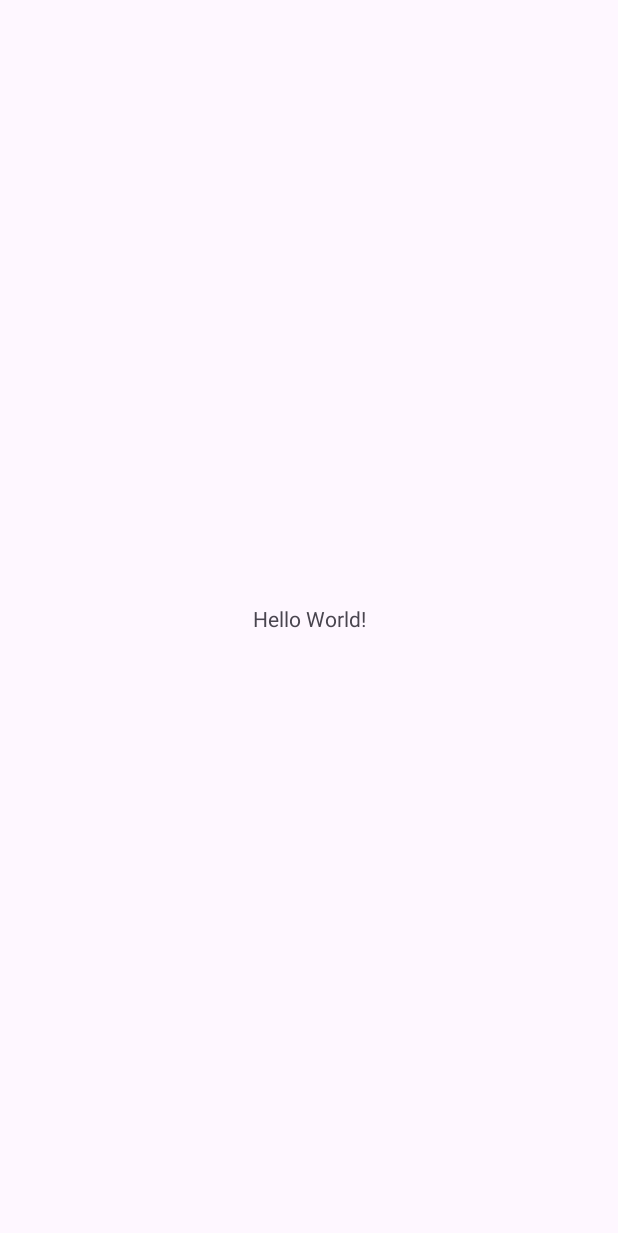
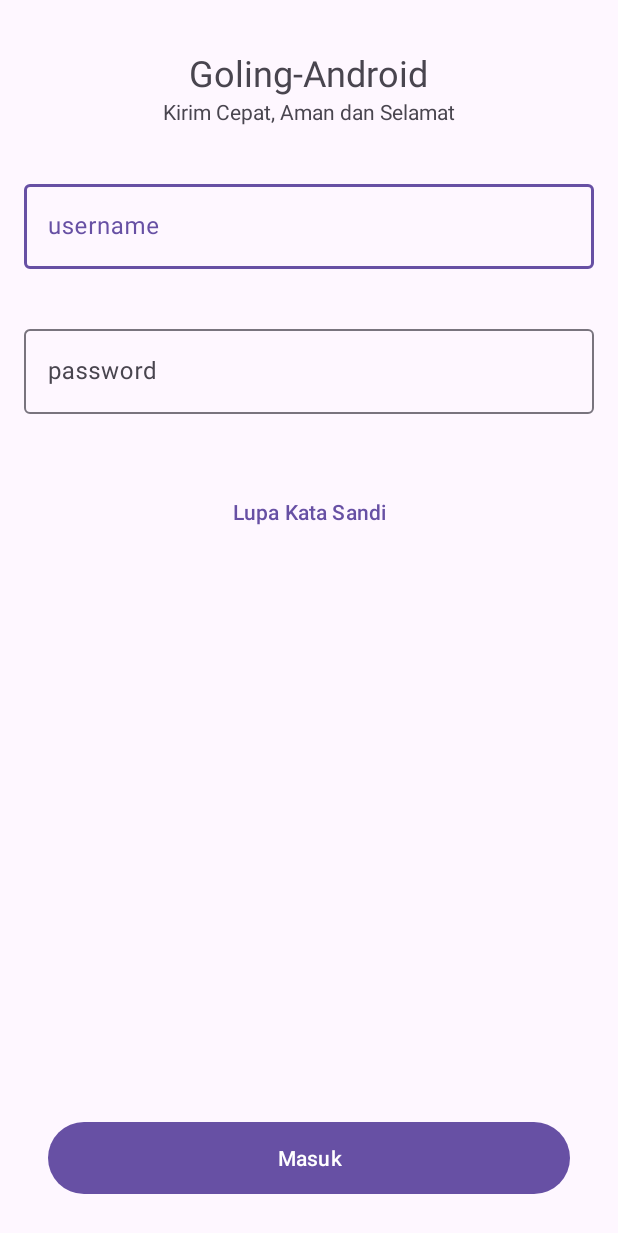
Before and after one commit to roningrum/Goling-Android, an Android app: the screen it shows after launch (MainActivity before the commit, LoginActivity after it), on a phone screen of 412 x 824 dp. Before the commit the part shown is almost empty. Shown: the top 1233 px of the screen. Run offline under Robolectric (Android 15) with nearby library versions, the phone set to English and light mode, and no system bars.

Commit message:
push xml

```diff
--- a/app/build.gradle.kts
+++ b/app/build.gradle.kts
@@ -5,12 +5,12 @@ plugins {
 
 android {
     namespace = "dev.antasource.goling"
-    compileSdk = 34
+    compileSdk = 35
 
     defaultConfig {
         applicationId = "dev.antasource.goling"
         minSdk = 24
-        targetSdk = 34
+        targetSdk = 35
         versionCode = 1
         versionName = "1.0"
 
--- /dev/null
+++ b/app/src/main/java/dev/antasource/goling/ui/feature/login/LoginActivity.kt
@@ -0,0 +1,21 @@
+package dev.antasource.goling.ui.feature.login
+
+import android.os.Bundle
+import androidx.activity.enableEdgeToEdge
+import androidx.appcompat.app.AppCompatActivity
+import androidx.core.view.ViewCompat
+import androidx.core.view.WindowInsetsCompat
+import dev.antasource.goling.R
+
+class LoginActivity : AppCompatActivity() {
+    override fun onCreate(savedInstanceState: Bundle?) {
+        super.onCreate(savedInstanceState)
+        enableEdgeToEdge()
+        setContentView(R.layout.activity_login)
+        ViewCompat.setOnApplyWindowInsetsListener(findViewById(R.id.main)) { v, insets ->
+            val systemBars = insets.getInsets(WindowInsetsCompat.Type.systemBars())
+            v.setPadding(systemBars.left, systemBars.top, systemBars.right, systemBars.bottom)
+            insets
+        }
+    }
+}
--- /dev/null
+++ b/app/src/main/res/layout/activity_login.xml
@@ -0,0 +1,59 @@
+<?xml version="1.0" encoding="utf-8"?>
+<androidx.constraintlayout.widget.ConstraintLayout xmlns:android="http://schemas.android.com/apk/res/android"
+    xmlns:app="http://schemas.android.com/apk/res-auto"
+    xmlns:tools="http://schemas.android.com/tools"
+    android:id="@+id/main"
+    android:layout_width="match_parent"
+    android:layout_height="match_parent"
+    tools:context=".ui.feature.login.LoginActivity">
+
+
+    <LinearLayout
+        android:id="@+id/layout_title_app"
+        android:layout_width="match_parent"
+        android:layout_height="wrap_content"
+        android:layout_marginTop="24dp"
+        android:gravity="center"
+        android:orientation="vertical"
+        app:layout_constraintEnd_toEndOf="parent"
+        app:layout_constraintStart_toStartOf="parent"
+        app:layout_constraintTop_toTopOf="parent">
+
+        <TextView
+            style="@style/Theme.GolingAndroid.AppTitle"
+            android:layout_width="wrap_content"
+            android:layout_height="wrap_content"
+            android:layout_marginTop="8dp"
+            android:text="@string/app_name" />
+
+        <TextView
+            android:layout_width="wrap_content"
+            android:layout_height="wrap_content"
+            android:layout_marginBottom="16dp"
+            android:text="@string/tagline_Goling" />
+    </LinearLayout>
+
+    <FrameLayout
+        android:id="@+id/layout_form_ui_login"
+        android:layout_width="match_parent"
+        android:layout_height="wrap_content"
+        app:layout_constraintEnd_toEndOf="parent"
+        app:layout_constraintStart_toStartOf="parent"
+        app:layout_constraintTop_toBottomOf="@id/layout_title_app">
+        <include
+            layout="@layout/layout_ui_login_form"/>
+
+    </FrameLayout>
+
+    <include
+        android:id="@+id/layout_ui_button_login"
+        layout="@layout/ui_button_login_goling"
+        android:layout_width="match_parent"
+        android:layout_height="wrap_content"
+        android:layout_marginBottom="24dp"
+        app:layout_constraintBottom_toBottomOf="parent"
+        app:layout_constraintEnd_toEndOf="parent"
+        app:layout_constraintStart_toStartOf="parent"/>
+
+
+</androidx.constraintlayout.widget.ConstraintLayout>
--- /dev/null
+++ b/app/src/main/res/layout/layout_ui_login_form.xml
@@ -0,0 +1,55 @@
+<?xml version="1.0" encoding="utf-8"?>
+<androidx.constraintlayout.widget.ConstraintLayout xmlns:android="http://schemas.android.com/apk/res/android"
+    xmlns:app="http://schemas.android.com/apk/res-auto"
+    android:layout_width="match_parent"
+    android:layout_height="wrap_content">
+
+    <com.google.android.material.textfield.TextInputLayout
+        android:id="@+id/username_input_layout_login"
+        android:layout_width="match_parent"
+        android:layout_height="wrap_content"
+        style="@style/Widget.Material3.TextInputEditText.OutlinedBox"
+        android:hint="@string/username_hint_input"
+        app:layout_constraintEnd_toEndOf="parent"
+        app:layout_constraintStart_toStartOf="parent"
+        app:layout_constraintTop_toTopOf="parent">
+
+        <com.google.android.material.textfield.TextInputEditText
+            android:id="@+id/username_input_login"
+            android:layout_width="match_parent"
+            android:layout_height="wrap_content"
+            android:inputType="text"/>
+
+    </com.google.android.material.textfield.TextInputLayout>
+
+    <com.google.android.material.textfield.TextInputLayout
+        android:id="@+id/password_input_layout_login"
+        android:layout_width="match_parent"
+        android:layout_height="wrap_content"
+        style="@style/Widget.Material3.TextInputEditText.OutlinedBox"
+        android:hint="@string/password_hint_text"
+        app:layout_constraintEnd_toEndOf="parent"
+        app:layout_constraintStart_toStartOf="parent"
+        app:layout_constraintTop_toBottomOf="@id/username_input_layout_login">
+
+        <com.google.android.material.textfield.TextInputEditText
+            android:id="@+id/password_input_login"
+            android:layout_width="match_parent"
+            android:layout_height="wrap_content"
+            android:inputType="textPassword"/>
+
+    </com.google.android.material.textfield.TextInputLayout>
+
+    <com.google.android.material.button.MaterialButton
+        android:id="@+id/reset_pass_button_text"
+        style="@style/Widget.Material3.Button.TextButton"
+        android:layout_width="match_parent"
+        android:layout_height="wrap_content"
+        android:layout_marginTop="24dp"
+        android:text="@string/forgot_pass_button_text"
+        app:layout_constraintEnd_toEndOf="parent"
+        app:layout_constraintStart_toStartOf="parent"
+        app:layout_constraintBottom_toBottomOf="parent"
+        app:layout_constraintTop_toBottomOf="@+id/password_input_layout_login" />
+
+</androidx.constraintlayout.widget.ConstraintLayout>
--- /dev/null
+++ b/app/src/main/res/layout/ui_button_login_goling.xml
@@ -0,0 +1,19 @@
+<?xml version="1.0" encoding="utf-8"?>
+<androidx.constraintlayout.widget.ConstraintLayout xmlns:android="http://schemas.android.com/apk/res/android"
+    xmlns:app="http://schemas.android.com/apk/res-auto"
+    android:layout_width="match_parent"
+    android:layout_height="96dp">
+    ]
+
+    <com.google.android.material.button.MaterialButton
+        android:layout_width="match_parent"
+        android:layout_height="56dp"
+        android:layout_marginHorizontal="32dp"
+        style="@style/Widget.Material3.Button"
+        android:text="@string/login_button_text"
+        app:layout_constraintBottom_toBottomOf="parent"
+        app:layout_constraintEnd_toEndOf="parent"
+        app:layout_constraintStart_toStartOf="parent"
+        app:layout_constraintTop_toTopOf="parent" />
+
+</androidx.constraintlayout.widget.ConstraintLayout>
--- /dev/null
+++ b/app/src/main/res/values-night/strings.xml
@@ -0,0 +1,4 @@
+<?xml version="1.0" encoding="utf-8"?>
+<resources>
+    <string name="login_button_text">Masuk</string>
+</resources>
--- a/app/src/main/res/values/strings.xml
+++ b/app/src/main/res/values/strings.xml
@@ -1,3 +1,11 @@
 <resources>
     <string name="app_name">Goling-Android</string>
+    <string name="login_button_text">Masuk</string>
+    <string name="tagline_Goling">Kirim Cepat, Aman dan Selamat</string>
+    <string name="username_hint_input">username</string>
+    <string name="password_hint_text">password</string>
+    <string name="forgot_pass_button_text">Lupa Kata Sandi</string>
+    <string name="email_hint_text">email</string>
+    <string name="register_button_text">Daftar</string>
+    <string name="title_activity_login_screen">LoginScreenActivity</string>
 </resources>
--- a/app/src/main/res/values/themes.xml
+++ b/app/src/main/res/values/themes.xml
@@ -6,4 +6,9 @@
     </style>
 
     <style name="Theme.GolingAndroid" parent="Base.Theme.GolingAndroid" />
+
+    <style name="Theme.GolingAndroid.AppTitle" parent="Widget.AppCompat.TextView">
+        <item name="android:textSize">24sp</item>
+        <item name="lineHeight">20dp</item>
+    </style>
 </resources>
```
Also changed, not shown: app/src/main/AndroidManifest.xml (+11 -1 lines), app/src/main/java/dev/antasource/goling/ui/feature/register/RegisterActivity.kt (added, +21 -0 lines), app/src/main/res/layout/activity_register.xml (added, +17 -0 lines), app/src/main/res/layout/layout_ui_register_form.xml (added, +61 -0 lines), app/src/main/res/layout/ui_button_register_goling.xml (added, +20 -0 lines), gradle/libs.versions.toml (+18 -0 lines).
